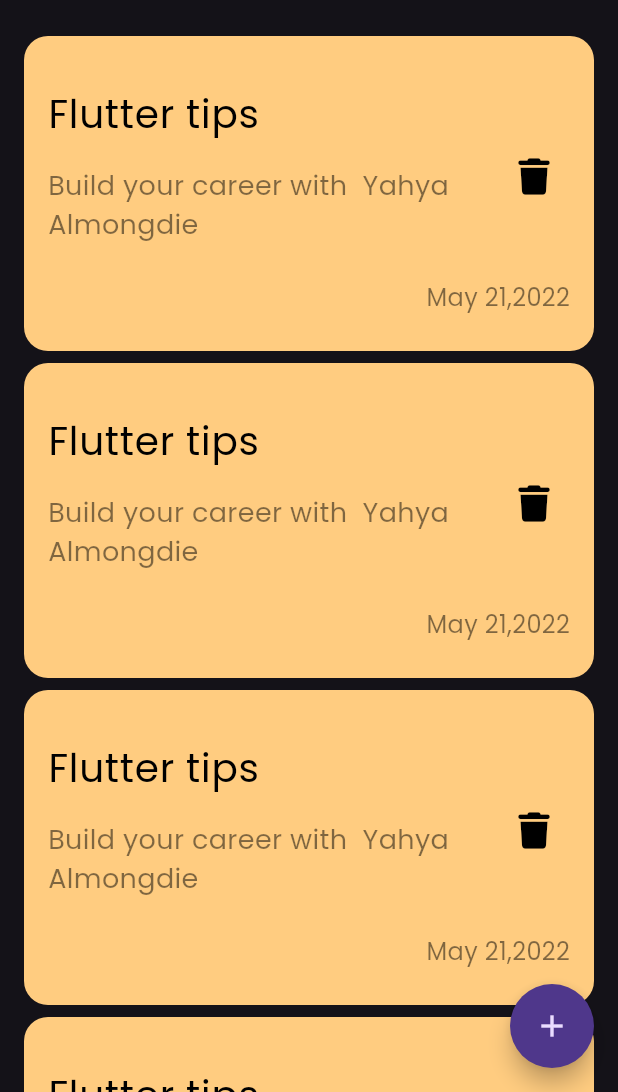
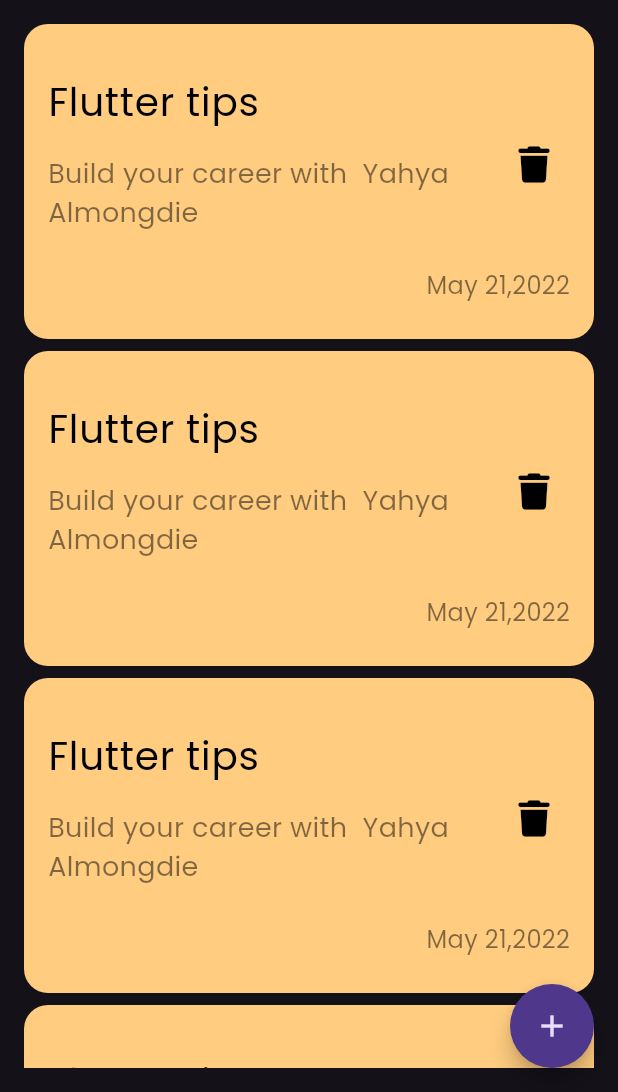
Before and after one commit to yahyaalmongdie/note_app, a Flutter app: the screen it shows after launch, on a phone screen of 412 x 824 dp, the part 144-1236 px from its top. Run offline on Flutter 3.47's test engine with Material 3 defaults, Android fonts, the phone set to English and light mode, and no system bars; our stand-ins replace font_awesome_flutter.

Commit message:
fix note list view  padding

```diff
--- a/lib/features/home/presentation/view/widget/home_view_body.dart
+++ b/lib/features/home/presentation/view/widget/home_view_body.dart
@@ -15,7 +15,7 @@ class HomeViewBody extends StatelessWidget {
             height: 50,
           ),
           CustomAppBar(),
-          SizedBox(height: 24,),
+
           Expanded(child: NotesListView()),
         ],
       ),
--- a/lib/features/home/presentation/view/widget/notes_list_view.dart
+++ b/lib/features/home/presentation/view/widget/notes_list_view.dart
@@ -6,7 +6,9 @@ class NotesListView extends StatelessWidget {
 
   @override
   Widget build(BuildContext context) {
-    return ListView.builder(
+    return Padding(
+      padding: const EdgeInsets.symmetric(vertical: 16),
+      child: ListView.builder(
         itemCount: 20,
         shrinkWrap: true,
         padding: EdgeInsets.zero,
@@ -16,6 +18,7 @@ class NotesListView extends StatelessWidget {
             child: NoteItem(),
           );
         },
+      ),
     );
   }
 }
```
Lines whose indentation alone changed are shown as unchanged.
